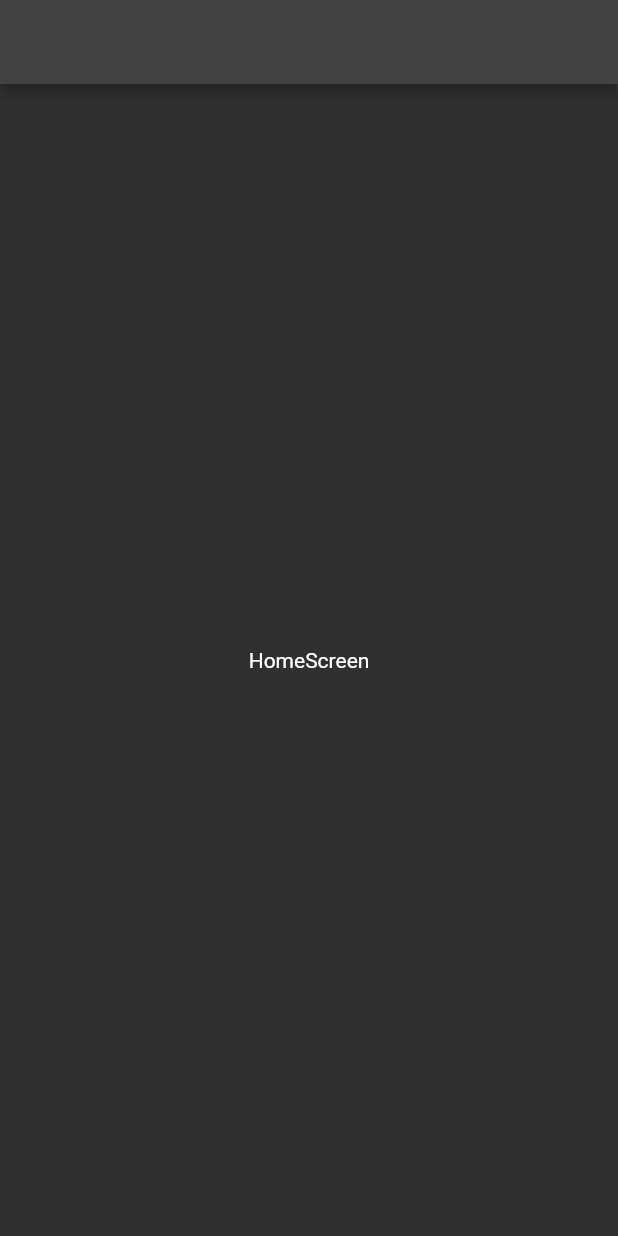
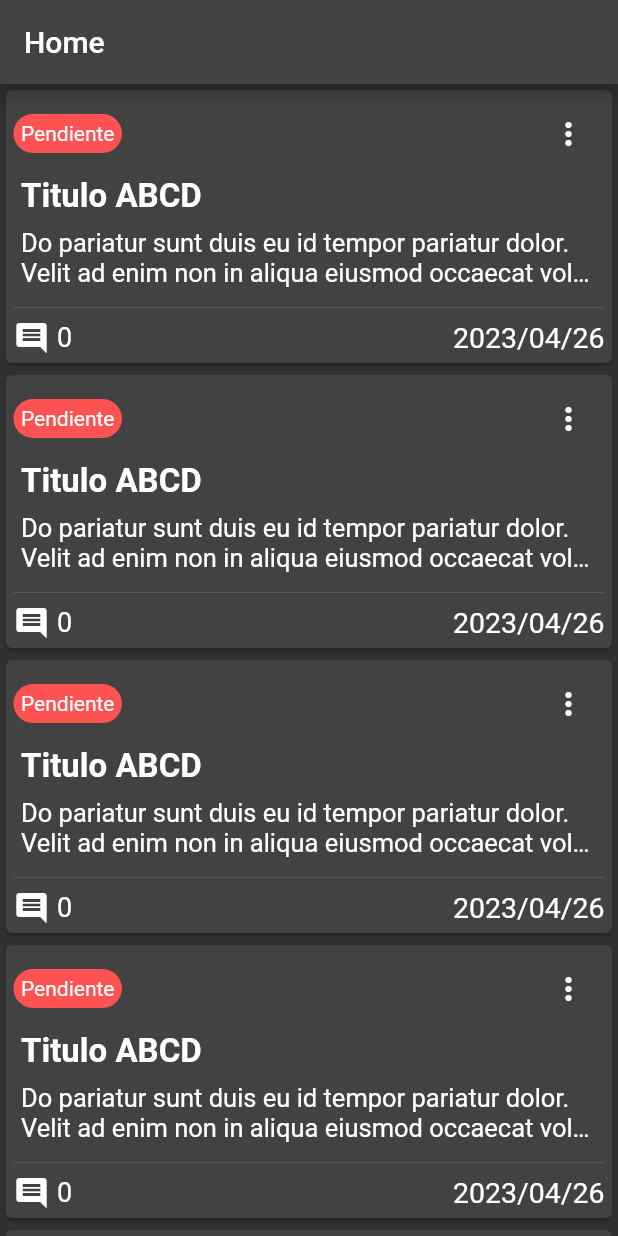
Before and after one commit to JaredLevi23/gestion_tareas_app, a Flutter app: the screen it shows after launch, on a phone screen of 412 x 824 dp. Run offline on Flutter 3.47's test engine with Material 2 defaults, Android fonts, the phone set to English and light mode, and no system bars.

Commit message:
Diseño de pagina de inicio creado.

```diff
--- a/lib/src/screens/home_screen.dart
+++ b/lib/src/screens/home_screen.dart
@@ -6,6 +6,8 @@
 
 import 'package:flutter/material.dart';
 
+import '../widgets/widgets.dart';
+
 class HomeScreen extends StatelessWidget {
   const HomeScreen({ Key? key }) : super(key: key);
 
@@ -13,12 +15,15 @@ class HomeScreen extends StatelessWidget {
   Widget build(BuildContext context){
     return Scaffold(
       appBar: AppBar(
-        title: Text(''),
+        title: const Text('Home'),
       ),
 
-      body: Center(
-        child: Text('HomeScreen'),
-      ),
+      body: ListView.builder(
+        itemCount: 10,
+        itemBuilder: ( _, index ){
+          return const TaskTile();
+        }
+      )
     );
   }
 }
--- /dev/null
+++ b/lib/src/widgets/task_tile.dart
@@ -0,0 +1,86 @@
+
+/*
+ * TaskTile
+ * Widget que muestra la informacion basica de las tareas.
+ */
+
+import 'package:flutter/material.dart';
+
+class TaskTile extends StatelessWidget {
+const TaskTile({ Key? key }) : super(key: key);
+
+  @override
+  Widget build(BuildContext context){
+    return Card(
+      child: Container(
+        padding: const EdgeInsets.all( 5 ),
+        child: Column(
+          crossAxisAlignment: CrossAxisAlignment.start,
+          children: [
+
+            Row(
+              mainAxisAlignment: MainAxisAlignment.spaceBetween,
+              children: [
+
+                Container(
+                  padding: const EdgeInsets.all( 5 ),
+                  decoration: BoxDecoration(
+                    borderRadius: BorderRadius.circular( 15 ),
+                    color: Colors.redAccent
+                  ),
+                  child: const Text('Pendiente', style: TextStyle( color: Colors.white ),),
+                ),
+
+                IconButton(
+                  padding: EdgeInsets.zero,
+                  icon: const Icon( Icons.more_vert ) ,
+                  onPressed: (){},
+                )
+              ],
+            ),
+
+            Container(
+              margin: const EdgeInsets.symmetric( horizontal: 5, vertical: 5 ),
+              child: Column(
+                crossAxisAlignment: CrossAxisAlignment.start,
+                children: const [
+                  Text('Titulo ABCD', style: TextStyle( fontSize: 22, fontWeight: FontWeight.w700 ),),
+
+                  SizedBox(
+                    height: 8,
+                  ),
+
+                  Text(
+                    'Do pariatur sunt duis eu id tempor pariatur dolor. Velit ad enim non in aliqua eiusmod occaecat voluptate. Dolor qui non et cillum nulla cillum quis ad. Amet sunt irure eu eu irure minim consequat esse esse eu. Incididunt eu tempor irure cillum anim ex. Anim culpa cupidatat consectetur ad incididunt mollit do ex amet est veniam qui.',
+                    maxLines: 2,
+                    style: TextStyle( fontSize: 17, fontWeight: FontWeight.w400 ),
+                    overflow: TextOverflow.ellipsis,
+                  ),
+                ],
+              ),
+            ),
+
+            const Divider(),
+
+            Row(
+              mainAxisAlignment: MainAxisAlignment.spaceBetween,
+              children: [
+                Row(
+                  children: const [
+                    Icon( Icons.comment ),
+                    SizedBox( width: 5, ),
+                    Text('0', style: TextStyle( fontSize: 18 ),)
+                  ],
+                ),
+
+                const Text('2023/04/26', style: TextStyle( fontSize: 19, fontWeight: FontWeight.w400 ),),
+              ],
+            ),
+
+
+          ],
+        ),
+      ),
+    );
+  }
+}
--- /dev/null
+++ b/lib/src/widgets/widgets.dart
@@ -0,0 +1,6 @@
+/*
+ * Archivo de barril de widgets
+ */
+
+export './custom_button.dart';
+export './task_tile.dart';
```
